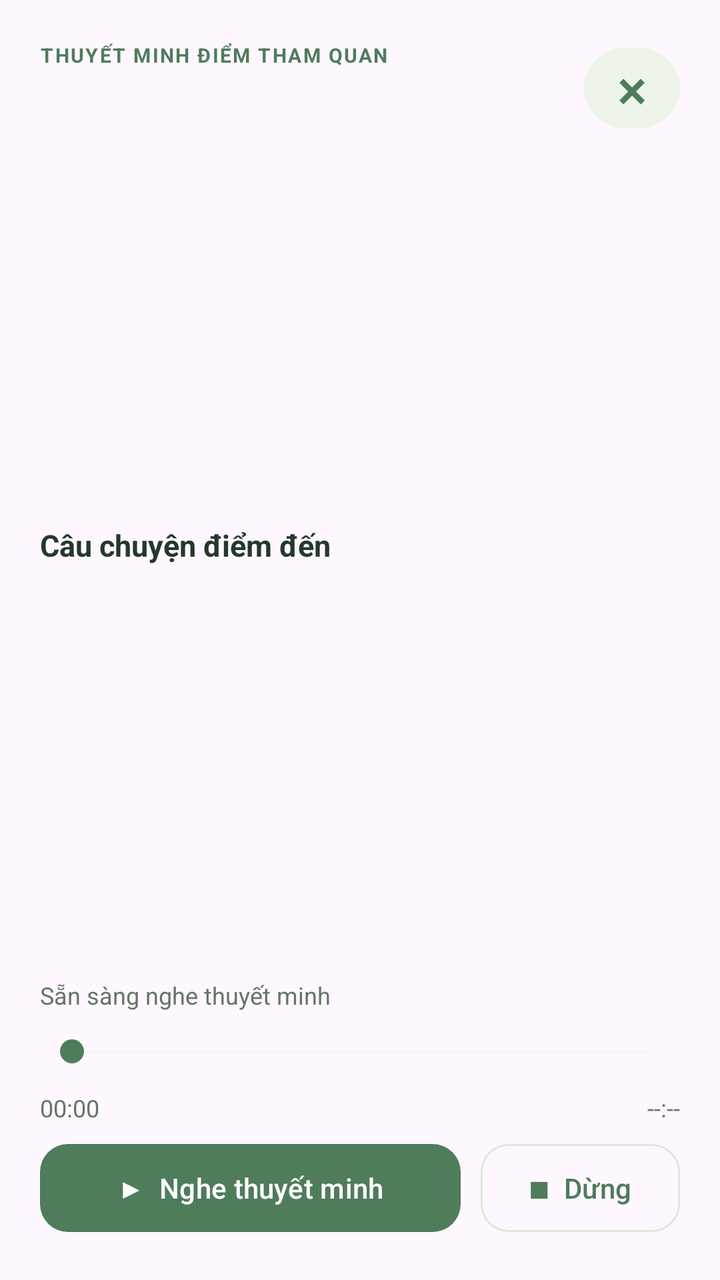
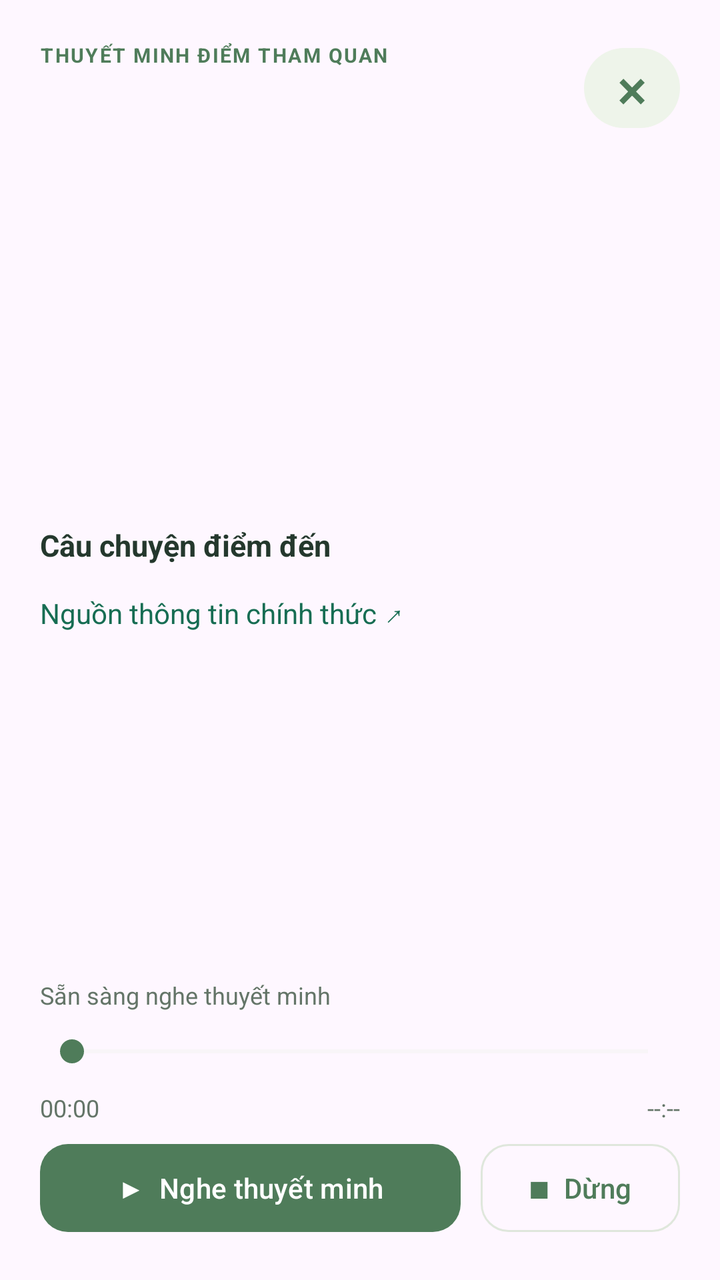

An Android layout rendered at two revisions. The XML below is the earlier revision; the diff shows what the commit changed to produce the second picture.
<!-- AndroidManifest.xml: application theme Theme.APP_CK -->
<!-- res/layout/sheet_nghe_thuyet_minh.xml -->
<?xml version="1.0" encoding="utf-8"?>
<LinearLayout xmlns:android="http://schemas.android.com/apk/res/android"
    xmlns:app="http://schemas.android.com/apk/res-auto"
    android:layout_width="match_parent" android:layout_height="match_parent"
    android:orientation="vertical" android:padding="20dp">
    <LinearLayout android:layout_width="match_parent" android:layout_height="wrap_content"
        android:gravity="center_vertical" android:orientation="horizontal">
        <LinearLayout android:layout_width="0dp" android:layout_height="wrap_content"
            android:layout_weight="1" android:orientation="vertical">
            <TextView android:layout_width="match_parent" android:layout_height="wrap_content"
                android:text="THUYẾT MINH ĐIỂM THAM QUAN" android:textSize="10sp"
                android:letterSpacing="0.08" android:textColor="#4F7C5A" android:textStyle="bold" />
            <TextView android:id="@+id/ngheTenDiem" android:layout_width="match_parent"
                android:layout_height="wrap_content" android:layout_marginTop="6dp"
                android:textSize="20sp" android:textStyle="bold" android:textColor="#24382D"
                android:maxLines="2" android:ellipsize="end" />
        </LinearLayout>
        <com.google.android.material.button.MaterialButton android:id="@+id/ngheDong"
            style="@style/Widget.Material3.Button.TextButton"
            android:layout_width="48dp" android:layout_height="48dp" android:minWidth="0dp"
            android:padding="0dp" android:text="×" android:textSize="28sp"
            android:textColor="#4F7C5A" android:contentDescription="Đóng khung thuyết minh"
            app:backgroundTint="#EEF4EA" app:cornerRadius="24dp" />
    </LinearLayout>
    <ScrollView android:layout_width="match_parent" android:layout_height="0dp"
        android:layout_weight="1" android:layout_marginTop="14dp" android:fillViewport="false">
        <LinearLayout android:layout_width="match_parent" android:layout_height="wrap_content"
            android:orientation="vertical">
            <com.google.android.material.imageview.ShapeableImageView android:id="@+id/ngheAnh"
                android:layout_width="match_parent" android:layout_height="140dp"
                android:scaleType="centerCrop" android:contentDescription="Ảnh tổng quan địa điểm"
                app:shapeAppearanceOverlay="@style/ShapeAppearance.APP_CK.Dialog" />
            <TextView android:id="@+id/ngheDiaDiem" android:layout_width="match_parent"
                android:layout_height="wrap_content" android:layout_marginTop="8dp"
                android:textSize="12sp" android:textColor="#647568" />
            <TextView android:layout_width="match_parent" android:layout_height="wrap_content"
                android:layout_marginTop="16dp" android:text="Câu chuyện điểm đến"
                android:textSize="15sp" android:textStyle="bold" android:textColor="#24382D" />
            <TextView android:id="@+id/ngheNoiDung" android:layout_width="match_parent"
                android:layout_height="wrap_content" android:layout_marginTop="8dp"
                android:paddingBottom="12dp" android:textSize="14sp" android:lineSpacingExtra="5dp"
                android:textColor="#526456" android:textIsSelectable="true" />
        </LinearLayout>
    </ScrollView>
    <TextView android:id="@+id/ngheTrangThai" android:layout_width="match_parent"
        android:layout_height="wrap_content" android:layout_marginTop="10dp" android:textSize="12sp"
        android:text="Sẵn sàng nghe thuyết minh" android:textColor="#647568"
        android:accessibilityLiveRegion="polite" />
    <ProgressBar android:id="@+id/ngheChuanBi" style="?android:attr/progressBarStyleHorizontal"
        android:layout_width="match_parent" android:layout_height="3dp"
        android:indeterminate="true" android:indeterminateTint="#4F7C5A" android:visibility="gone" />
    <SeekBar android:id="@+id/ngheThanhTua" android:layout_width="match_parent"
        android:layout_height="40dp" android:enabled="false" android:max="1000"
        android:progressTint="#4F7C5A" android:thumbTint="#4F7C5A"
        android:progressBackgroundTint="#E5EDE3" android:contentDescription="Tua bài thuyết minh" />
    <LinearLayout android:layout_width="match_parent" android:layout_height="wrap_content"
        android:orientation="horizontal">
        <TextView android:id="@+id/ngheDaPhat" android:layout_width="0dp"
            android:layout_height="wrap_content" android:layout_weight="1" android:text="00:00"
            android:textSize="12sp" android:textColor="#647568" />
        <TextView android:id="@+id/ngheTongThoiGian" android:layout_width="wrap_content"
            android:layout_height="wrap_content" android:text="--:--" android:textSize="12sp"
            android:textColor="#647568" />
    </LinearLayout>
    <LinearLayout android:layout_width="match_parent" android:layout_height="wrap_content"
        android:layout_marginTop="6dp" android:orientation="horizontal" android:gravity="center_vertical">
        <com.google.android.material.button.MaterialButton android:id="@+id/nghePhatTamDung"
            android:layout_width="0dp" android:layout_height="52dp" android:layout_weight="1"
            android:text="▶  Nghe thuyết minh" android:textAllCaps="false" android:textColor="#FFFFFF"
            app:backgroundTint="#4F7C5A" app:cornerRadius="14dp" />
        <com.google.android.material.button.MaterialButton android:id="@+id/ngheDung"
            style="@style/Widget.Material3.Button.OutlinedButton"
            android:layout_width="wrap_content" android:layout_height="52dp"
            android:layout_marginStart="10dp" android:text="■  Dừng" android:textAllCaps="false"
            android:textColor="#4F7C5A" app:strokeColor="#DFE7DC" app:cornerRadius="14dp" />
    </LinearLayout>
</LinearLayout>
<!-- resources referenced by this layout -->
<resources>
  <style name="ShapeAppearance.APP_CK.Dialog" parent="">
          <item name="cornerFamily">rounded</item>
          <item name="cornerSize">24dp</item>
      </style>
  <style name="Theme.APP_CK" parent="Base.Theme.APP_CK" />
  <style name="Base.Theme.APP_CK" parent="Theme.Material3.DayNight.NoActionBar">
          <item name="materialAlertDialogTheme">@style/ThemeOverlay.APP_CK.Dialog</item>
          
          
      </style>
  <style name="ThemeOverlay.APP_CK.Dialog" parent="ThemeOverlay.Material3.MaterialAlertDialog">
          <item name="colorPrimary">#4F7C5A</item>
          <item name="colorOnPrimary">#FFFFFF</item>
          <item name="colorSurface">#FFFFFF</item>
          <item name="colorSurfaceContainerHigh">#FFFFFF</item>
          <item name="colorOnSurface">#24382D</item>
          <item name="colorOnSurfaceVariant">#647568</item>
          <item name="android:textColorPrimary">#24382D</item>
          <item name="android:textColorSecondary">#647568</item>
          <item name="shapeAppearanceOverlay">@style/ShapeAppearance.APP_CK.Dialog</item>
          <item name="buttonBarPositiveButtonStyle">@style/Widget.APP_CK.Dialog.Positive</item>
          <item name="buttonBarNegativeButtonStyle">@style/Widget.APP_CK.Dialog.Negative</item>
          <item name="buttonBarNeutralButtonStyle">@style/Widget.APP_CK.Dialog.Negative</item>
      </style>
  <style name="Widget.APP_CK.Dialog.Positive" parent="Widget.Material3.Button.TextButton.Dialog">
          <item name="android:textColor">#FFFFFF</item>
          <item name="backgroundTint">#4F7C5A</item>
          <item name="cornerRadius">12dp</item>
          <item name="android:textAllCaps">false</item>
          <item name="android:minHeight">48dp</item>
          <item name="android:layout_marginStart">8dp</item>
      </style>
  <style name="Widget.APP_CK.Dialog.Negative" parent="Widget.Material3.Button.TextButton.Dialog">
          <item name="android:textColor">#4F7C5A</item>
          <item name="backgroundTint">#EEF4EA</item>
          <item name="cornerRadius">12dp</item>
          <item name="android:textAllCaps">false</item>
          <item name="android:minHeight">48dp</item>
      </style>
</resources>

<!-- the commit's change to res/layout/sheet_nghe_thuyet_minh.xml (unified diff, before → after) -->
@@ -36,6 +36,11 @@
             <TextView android:layout_width="match_parent" android:layout_height="wrap_content"
                 android:layout_marginTop="16dp" android:text="Câu chuyện điểm đến"
                 android:textSize="15sp" android:textStyle="bold" android:textColor="#24382D" />
+            <TextView android:id="@+id/ngheNguonThongTin" android:layout_width="match_parent"
+                android:layout_height="wrap_content" android:minHeight="48dp"
+                android:gravity="center_vertical" android:text="Nguồn thông tin chính thức ↗"
+                android:textSize="14sp" android:textColor="#176D53"
+                android:clickable="true" android:focusable="true" />
             <TextView android:id="@+id/ngheNoiDung" android:layout_width="match_parent"
                 android:layout_height="wrap_content" android:layout_marginTop="8dp"
                 android:paddingBottom="12dp" android:textSize="14sp" android:lineSpacingExtra="5dp"
